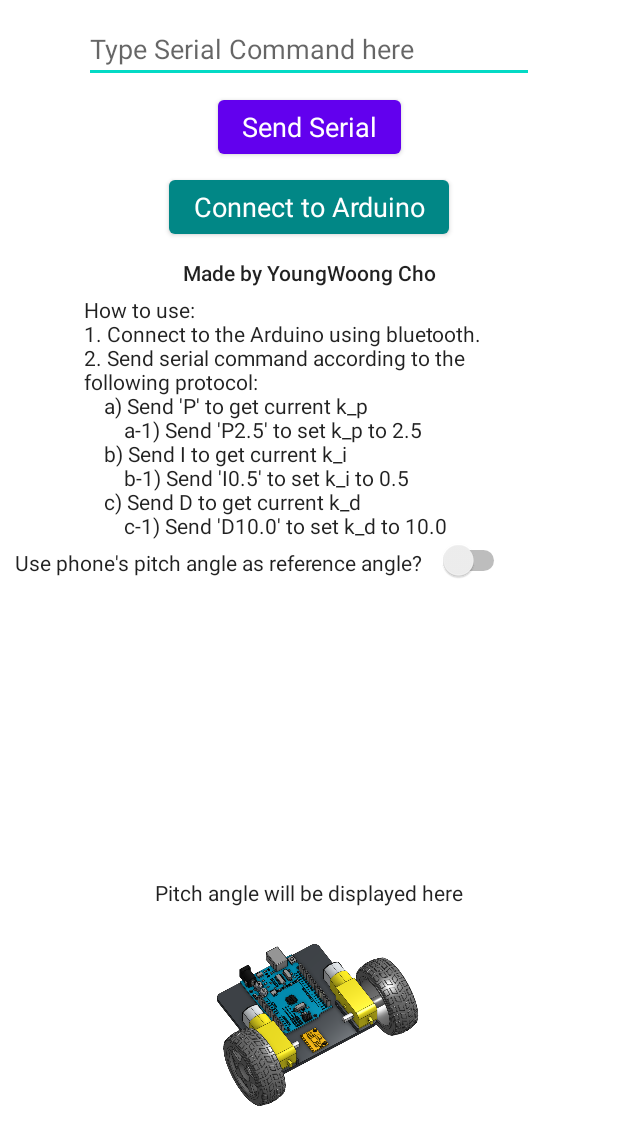
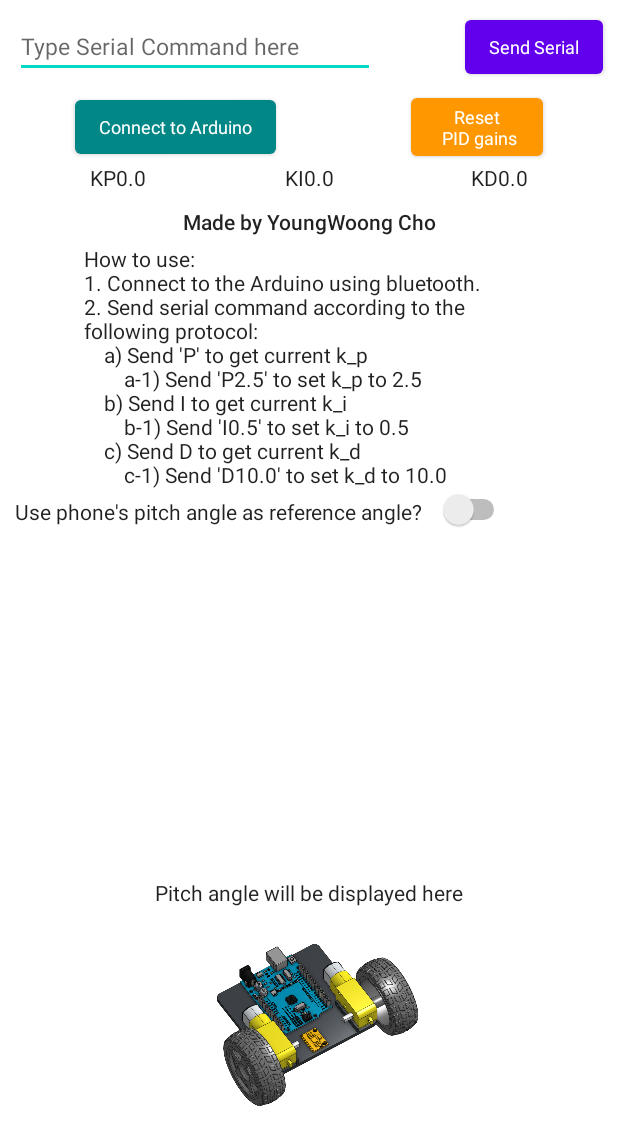
Before and after one commit to YoungWoong-Cho/Bipedal-Robot-PID, an Android app: the screen it shows after launch (MainActivity), on a phone screen of 412 x 824 dp, the part 104-1236 px from its top. Run offline under Robolectric (Android 15) with nearby library versions, the phone set to English and light mode, and no system bars; libraries missing offline, so code that uses them is left out: app.akexorcist.bluetotohspp; 5 statements that could not run were skipped.

Commit message:
Add resetPID button
Add resetPID button
Add display PID tv

```diff
--- a/android studio files/app/src/main/java/com/example/bipedalpid/MainActivity.java
+++ b/android studio files/app/src/main/java/com/example/bipedalpid/MainActivity.java
@@ -29,12 +29,20 @@ import app.akexorcist.bluetotohspp.library.DeviceList;
 
 public class MainActivity extends AppCompatActivity implements SensorEventListener{
 
+    private double kp = 0.0;
+    private double ki = 0.0;
+    private double kd = 0.0;
+
     private BluetoothSPP bt;
 
     private Button btnConnect; //연결시도
     private Button btnSend; //데이터 전송
+    private Button btnPIDReset;
     private EditText etSerial;
     private TextView tvSensorOrientation;
+    private TextView tvP;
+    private TextView tvI;
+    private TextView tvD;
     private Switch toggleSwitch;
 
     private float[] mR = new float[9];
@@ -60,8 +68,12 @@ public class MainActivity extends AppCompatActivity implements SensorEventListen
 
         btnConnect = findViewById(R.id.btnConnect); //연결시도
         btnSend = findViewById(R.id.btnSend); //데이터 전송
+        btnPIDReset = findViewById(R.id.btnPIDReset);
         etSerial = findViewById(R.id.etSerial);
         tvSensorOrientation = findViewById(R.id.tvSensorOrientation);
+        tvP = findViewById(R.id.tvP);
+        tvI = findViewById(R.id.tvI);
+        tvD = findViewById(R.id.tvD);
         toggleSwitch = findViewById(R.id.toggleSwitch);
 
         mSensorManager = (SensorManager) getSystemService(Context.SENSOR_SERVICE);
@@ -109,6 +121,17 @@ public class MainActivity extends AppCompatActivity implements SensorEventListen
                     Intent intent = new Intent(getApplicationContext(), DeviceList.class);
                     startActivityForResult(intent, BluetoothState.REQUEST_CONNECT_DEVICE);
                 }
+            }
+        });
+
+        btnPIDReset.setOnClickListener(new View.OnClickListener(){
+            public void onClick(View v) {
+                bt.send("P0.0"+'\n', true);
+                bt.send("I0.0"+'\n', true);
+                bt.send("D0.0"+'\n', true);
+                tvP.setText("KP0.0");
+                tvI.setText("KI0.0");
+                tvD.setText("KD0.0");
             }
         });
 
@@ -187,7 +210,20 @@ public class MainActivity extends AppCompatActivity implements SensorEventListen
     public void setup() {
         btnSend.setOnClickListener(new View.OnClickListener() {
             public void onClick(View v) {
-                bt.send(etSerial.getText().toString()+'\n', true);
+                String msg = etSerial.getText().toString();
+                bt.send(msg+'\n', true);
+
+                if (msg.charAt(0) == 'P'){
+                    tvP.setText("K"+msg);
+                }
+                else if (msg.charAt(0) == 'I'){
+                    tvI.setText("K"+msg);
+                }
+                else if (msg.charAt(0) == 'D'){
+                    tvD.setText("K"+msg);
+                }
+
+                etSerial.setText("");
             }
         });
     }
--- a/android studio files/app/src/main/res/layout/activity_main.xml
+++ b/android studio files/app/src/main/res/layout/activity_main.xml
@@ -21,39 +21,87 @@
 
     <EditText
         android:id="@+id/etSerial"
-        android:layout_width="300dp"
+        android:layout_width="240dp"
         android:layout_height="wrap_content"
+        android:layout_marginLeft="10dp"
+        android:layout_marginTop="10dp"
         android:hint="Type Serial Command here"
-        app:layout_constraintTop_toBottomOf="@+id/textView"
-        android:layout_marginTop="10dp"
+        android:textSize="15sp"
         app:layout_constraintLeft_toLeftOf="parent"
-        app:layout_constraintRight_toRightOf="parent"
-        app:layout_constraintHorizontal_bias="0.5" />
+        app:layout_constraintTop_toBottomOf="@+id/textView" />
 
     <Button
         android:id="@+id/btnSend"
         android:layout_width="wrap_content"
         android:layout_height="wrap_content"
         android:text="Send Serial"
-        android:textAppearance="@style/TextAppearance.AppCompat.Medium"
-        app:layout_constraintTop_toBottomOf="@+id/etSerial"
-        android:layout_marginTop="5dp"
-        app:layout_constraintLeft_toLeftOf="parent"
+        android:textSize="12sp"
         app:layout_constraintRight_toRightOf="parent"
-        app:layout_constraintHorizontal_bias="0.5" />
+        app:layout_constraintTop_toTopOf="@+id/etSerial"
+        app:layout_constraintBottom_toBottomOf="@+id/etSerial"
+        android:layout_marginRight="10dp"
+        android:textAppearance="@style/TextAppearance.AppCompat.Medium"/>
 
     <Button
         android:id="@+id/btnConnect"
         android:layout_width="wrap_content"
         android:layout_height="wrap_content"
+        android:layout_marginTop="5dp"
         android:text="Connect to Arduino"
+        android:textSize="12sp"
         android:textAppearance="@style/TextAppearance.AppCompat.Medium"
         app:backgroundTint="@color/teal_700"
-        app:layout_constraintTop_toBottomOf="@+id/btnSend"
-        android:layout_marginTop="5dp"
+        app:layout_constraintHorizontal_bias="0.5"
         app:layout_constraintLeft_toLeftOf="parent"
+        android:layout_marginLeft="50dp"
+        app:layout_constraintTop_toBottomOf="@+id/btnSend" />
+
+    <TextView
+        android:id="@+id/tvP"
+        android:layout_width="wrap_content"
+        android:layout_height="wrap_content"
+        android:text="KP0.0"
+        android:textAppearance="@style/TextAppearance.AppCompat.Body1"
+        app:layout_constraintTop_toBottomOf="@+id/btnConnect"
+        app:layout_constraintHorizontal_bias="0.5"
+        app:layout_constraintLeft_toLeftOf="parent"
+        android:layout_marginLeft="60dp"/>
+
+    <TextView
+        android:id="@+id/tvI"
+        android:layout_width="wrap_content"
+        android:layout_height="wrap_content"
+        android:text="KI0.0"
+        android:textAppearance="@style/TextAppearance.AppCompat.Body1"
+        app:layout_constraintTop_toBottomOf="@+id/btnConnect"
+        app:layout_constraintHorizontal_bias="0.5"
+        app:layout_constraintLeft_toLeftOf="parent"
+        app:layout_constraintRight_toRightOf="parent"/>
+
+    <TextView
+        android:id="@+id/tvD"
+        android:layout_width="wrap_content"
+        android:layout_height="wrap_content"
+        android:text="KD0.0"
+        android:textAppearance="@style/TextAppearance.AppCompat.Body1"
+        app:layout_constraintTop_toBottomOf="@+id/btnConnect"
+        app:layout_constraintHorizontal_bias="0.5"
         app:layout_constraintRight_toRightOf="parent"
-        app:layout_constraintHorizontal_bias="0.5" />
+        android:layout_marginRight="60dp"/>
+
+    <Button
+        android:id="@+id/btnPIDReset"
+        android:layout_width="wrap_content"
+        android:layout_height="wrap_content"
+        android:text="Reset\n PID gains"
+        app:layout_constraintTop_toTopOf="@+id/btnConnect"
+        app:layout_constraintBottom_toBottomOf="@+id/btnConnect"
+        app:layout_constraintRight_toRightOf="parent"
+        android:layout_marginRight="50dp"
+        android:textAppearance="@style/TextAppearance.AppCompat.Body1"
+        android:textSize="12sp"
+        app:backgroundTint="#FF9800"
+        />
 
     <TextView
         android:id="@+id/myName"
@@ -64,38 +112,39 @@
         android:textAppearance="@style/TextAppearance.AppCompat.Body2"
         app:layout_constraintLeft_toLeftOf="parent"
         app:layout_constraintRight_toRightOf="parent"
-        app:layout_constraintTop_toBottomOf="@+id/btnConnect" />
+        app:layout_constraintTop_toBottomOf="@+id/tvI" />
 
     <TextView
         android:id="@+id/howToUse"
         android:layout_width="300dp"
         android:layout_height="wrap_content"
+        android:layout_marginTop="5dp"
         android:text="How to use:\n1. Connect to the Arduino using bluetooth.\n2. Send serial command according to the following protocol:\n\ta) Send 'P' to get current k_p\n\t\ta-1) Send 'P2.5' to set k_p to 2.5\n\tb) Send I to get current k_i\n\t\tb-1) Send 'I0.5' to set k_i to 0.5\n\tc) Send D to get current k_d\n\t\tc-1) Send 'D10.0' to set k_d to 10.0"
         android:textAppearance="@style/TextAppearance.AppCompat.Body1"
-        app:layout_constraintTop_toBottomOf="@+id/myName"
-        android:layout_marginTop="5dp"
+        app:layout_constraintHorizontal_bias="0.5"
         app:layout_constraintLeft_toLeftOf="parent"
         app:layout_constraintRight_toRightOf="parent"
-        app:layout_constraintHorizontal_bias="0.5" />
+        app:layout_constraintTop_toBottomOf="@+id/myName" />
+
     <Switch
         android:id="@+id/toggleSwitch"
         android:layout_width="wrap_content"
         android:layout_height="wrap_content"
-        app:layout_constraintTop_toBottomOf="@+id/howToUse"
+        android:layout_marginLeft="10dp"
         app:layout_constraintLeft_toRightOf="@id/toggleText"
-        android:layout_marginLeft="10dp"
-    />
+        app:layout_constraintTop_toBottomOf="@+id/howToUse" />
+
     <TextView
         android:id="@+id/toggleText"
         android:layout_width="wrap_content"
         android:layout_height="wrap_content"
-        app:layout_constraintTop_toBottomOf="@+id/howToUse"
+        android:layout_marginLeft="10dp"
         android:layout_marginTop="5dp"
         android:text="Use phone's pitch angle as reference angle?"
         android:textAppearance="@style/TextAppearance.AppCompat.Body1"
         app:layout_constraintLeft_toLeftOf="parent"
-        android:layout_marginLeft="10dp"
-    />
+        app:layout_constraintTop_toBottomOf="@+id/howToUse" />
+
     <TextView
         android:id="@+id/tvSensorOrientation"
         android:layout_width="wrap_content"
@@ -103,10 +152,9 @@
         android:text="Pitch angle will be displayed here"
         android:textAppearance="@style/TextAppearance.AppCompat.Body1"
         app:layout_constraintBottom_toTopOf="@+id/imgView"
-        android:layout_marginTop="5dp"
+        app:layout_constraintHorizontal_bias="0.5"
         app:layout_constraintLeft_toLeftOf="parent"
-        app:layout_constraintRight_toRightOf="parent"
-        app:layout_constraintHorizontal_bias="0.5" />
+        app:layout_constraintRight_toRightOf="parent" />
 
     <ImageView
         android:id="@+id/imgView"
@@ -114,8 +162,8 @@
         android:layout_height="150dp"
         android:src="@drawable/robot"
         app:layout_constraintBottom_toBottomOf="parent"
-        app:layout_constraintVertical_bias="0.5"
         app:layout_constraintLeft_toLeftOf="parent"
-        app:layout_constraintRight_toRightOf="parent" />
+        app:layout_constraintRight_toRightOf="parent"
+        app:layout_constraintVertical_bias="0.5" />
 
 </androidx.constraintlayout.widget.ConstraintLayout>
```
Also changed, not shown: 2 other files.
